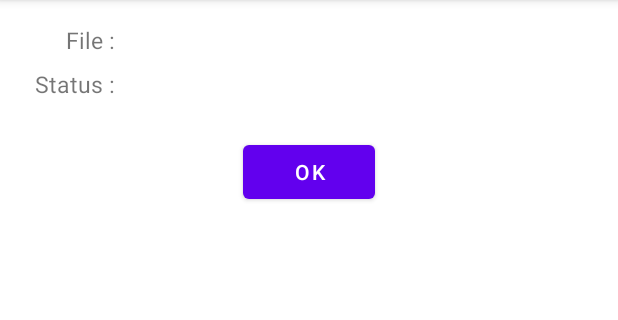
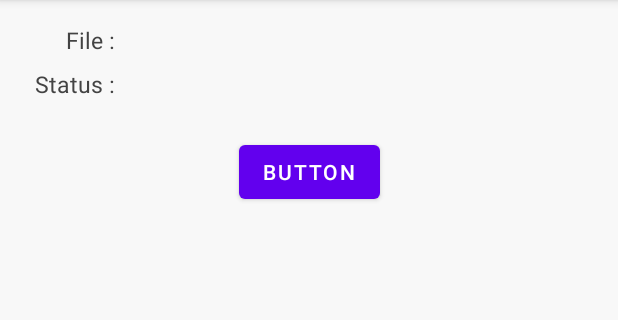
Before and after one commit to apigeoneer/app_LoadApp, an Android app: the DetailActivity screen opened directly, with no data from a screen before it, on a phone screen of 412 x 824 dp, the part 84-404 px from its top. Run offline under Robolectric (Android 15) with nearby library versions, the phone set to English and light mode, and no system bars; 2 statements that could not run were skipped.

Commit message:
Changed detail layout background color

```diff
--- a/app/src/main/res/layout/activity_detail.xml
+++ b/app/src/main/res/layout/activity_detail.xml
@@ -4,6 +4,7 @@
     xmlns:tools="http://schemas.android.com/tools"
     android:layout_width="match_parent"
     android:layout_height="match_parent"
+    android:background="#f8f8f8"
     tools:context=".DetailActivity">
 
     <TextView
@@ -12,6 +13,7 @@
         android:layout_height="wrap_content"
         android:layout_marginTop="16dp"
         android:text="File :  "
+        android:textColor="#434343"
         android:textSize="15sp"
         app:layout_constraintEnd_toStartOf="@+id/guideline2"
         app:layout_constraintTop_toTopOf="parent" />
@@ -29,6 +31,7 @@
         android:layout_height="wrap_content"
         android:layout_marginTop="8dp"
         android:text="Status :  "
+        android:textColor="#434343"
         android:textSize="15sp"
         app:layout_constraintEnd_toStartOf="@+id/guideline2"
         app:layout_constraintTop_toBottomOf="@+id/file_tv" />
@@ -38,6 +41,7 @@
         android:layout_width="wrap_content"
         android:layout_height="wrap_content"
         android:layout_marginStart="4dp"
+        android:textColor="#434343"
         android:textSize="15sp"
         app:layout_constraintBottom_toBottomOf="@+id/file_tv"
         app:layout_constraintStart_toEndOf="@+id/file_tv"
@@ -49,6 +53,7 @@
         android:layout_height="wrap_content"
         android:layout_marginStart="4dp"
         android:text="Download Complete"
+        android:textColor="#434343"
         android:textSize="15sp"
         app:layout_constraintBottom_toBottomOf="@+id/status_tv"
         app:layout_constraintStart_toStartOf="@+id/guideline2"
@@ -59,7 +64,7 @@
         android:layout_width="wrap_content"
         android:layout_height="wrap_content"
         android:layout_marginTop="24dp"
-        android:text="OK"
+        android:text="Button"
         app:layout_constraintEnd_toEndOf="parent"
         app:layout_constraintStart_toStartOf="parent"
         app:layout_constraintTop_toBottomOf="@+id/status_value_tv" />
```
